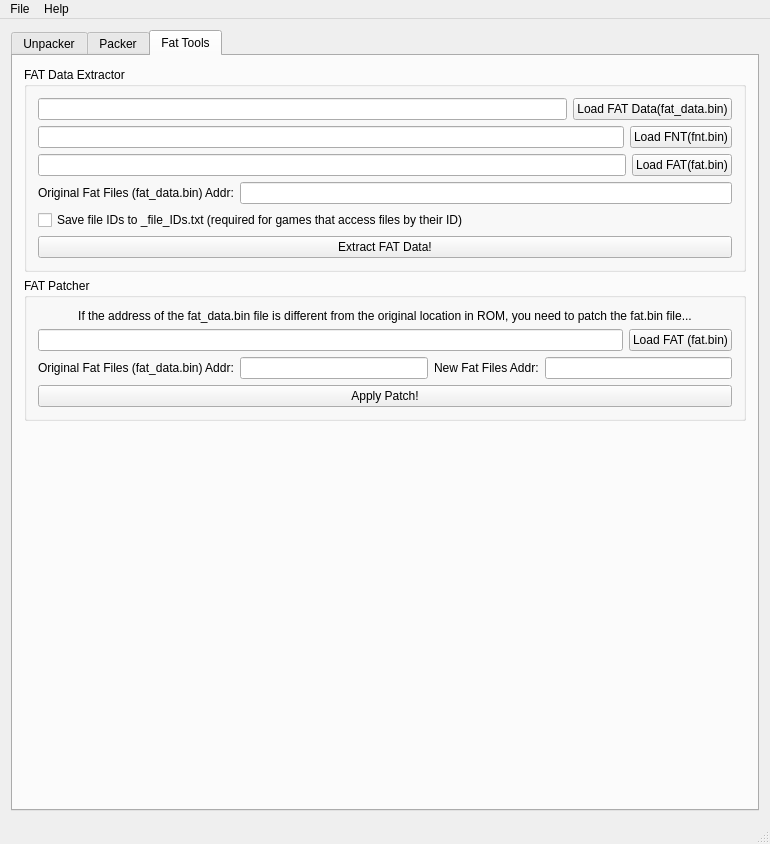
Luca1991/NDSFactory, file ui/mainwindow.ui: the form before one commit.
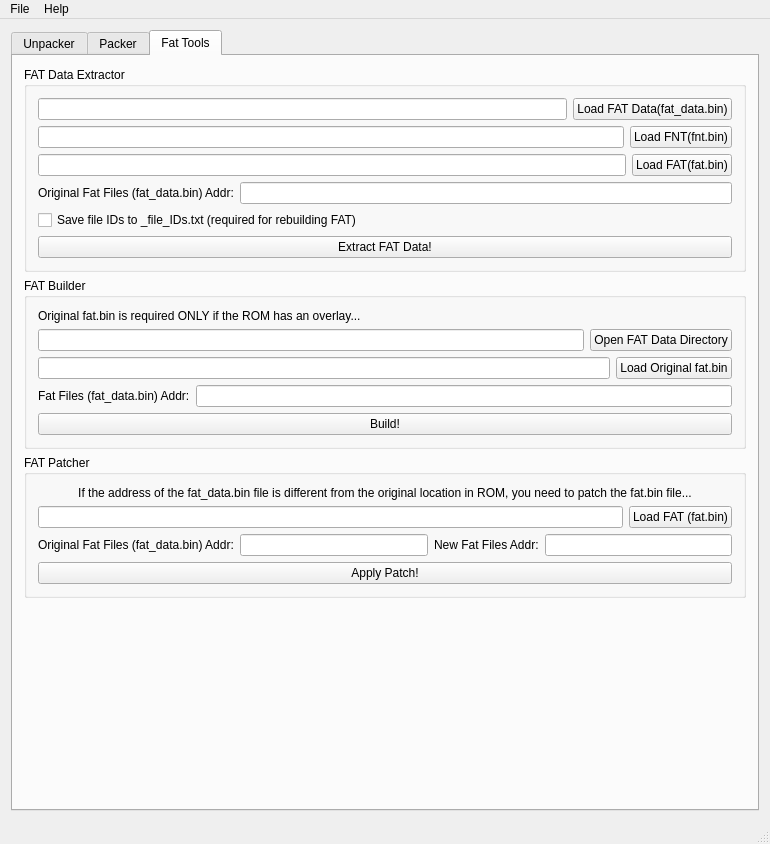
The form after the commit. The open tabs and pages were chosen to show the change.

Commit message: Implemented FAT rebuilding

The edit to the form file:
```diff
--- a/ui/mainwindow.ui
+++ b/ui/mainwindow.ui
@@ -702,7 +702,7 @@
                <item>
                 <widget class="QCheckBox" name="fatExtractorSaveFileIDsCbx">
                  <property name="text">
-                  <string>Save file IDs to _file_IDs.txt (required for games that access files by their ID)</string>
+                  <string>Save file IDs to _file_IDs.txt (required for rebuilding FAT)</string>
                  </property>
                 </widget>
                </item>
@@ -736,6 +736,83 @@
           </item>
          </layout>
         </item>
+        <item>
+         <layout class="QVBoxLayout" name="verticalLayout_17">
+          <item>
+           <widget class="QGroupBox" name="groupBox_8">
+            <property name="title">
+             <string>FAT Builder</string>
+            </property>
+            <layout class="QVBoxLayout" name="verticalLayout_18">
+             <item>
+              <layout class="QVBoxLayout" name="verticalLayout_19">
+               <item>
+                <widget class="QLabel" name="label_3">
+                 <property name="text">
+                  <string>Original fat.bin is required ONLY if the ROM has an overlay...</string>
+                 </property>
+                </widget>
+               </item>
+              </layout>
+             </item>
+             <item>
+              <layout class="QHBoxLayout" name="horizontalLayout_9">
+               <item>
+                <widget class="QLineEdit" name="fatBuilderFatDirPathEdt"/>
+               </item>
+               <item>
+                <widget class="QPushButton" name="fatBuilderOpenFatDataDirBtn">
+                 <property name="text">
+                  <string>Open FAT Data Directory</string>
+                 </property>
+                </widget>
+               </item>
+              </layout>
+             </item>
+             <item>
+              <layout class="QHBoxLayout" name="horizontalLayout_12">
+               <item>
+                <widget class="QLineEdit" name="fatBuilderOriginalFatPathEdt"/>
+               </item>
+               <item>
+                <widget class="QPushButton" name="fatBuilderLoadOriginalFatBtn">
+                 <property name="text">
+                  <string>Load Original fat.bin</string>
+                 </property>
+                </widget>
+               </item>
+              </layout>
+             </item>
+             <item>
+              <layout class="QHBoxLayout" name="horizontalLayout_11">
+               <item>
+                <widget class="QLabel" name="label_2">
+                 <property name="text">
+                  <string>Fat Files (fat_data.bin) Addr:</string>
+                 </property>
+                </widget>
+               </item>
+               <item>
+                <widget class="QLineEdit" name="fatBuilderFatAddrEdt"/>
+               </item>
+              </layout>
+             </item>
+             <item>
+              <layout class="QHBoxLayout" name="horizontalLayout_10">
+               <item>
+                <widget class="QPushButton" name="fatBuilderBuildBtn">
+                 <property name="text">
+                  <string>Build!</string>
+                 </property>
+                </widget>
+               </item>
+              </layout>
+             </item>
+            </layout>
+           </widget>
+          </item>
+         </layout>
+        </item>
         <item>
          <layout class="QVBoxLayout" name="verticalLayout_12">
           <item>
```
The commit also changes 8 other files.
